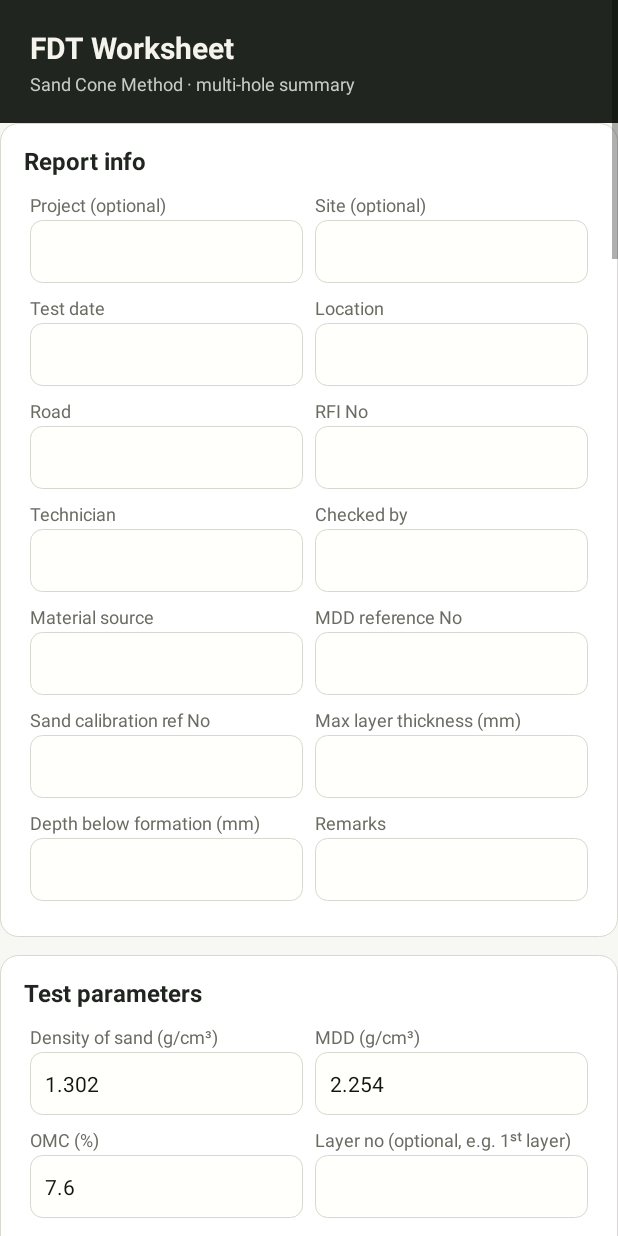
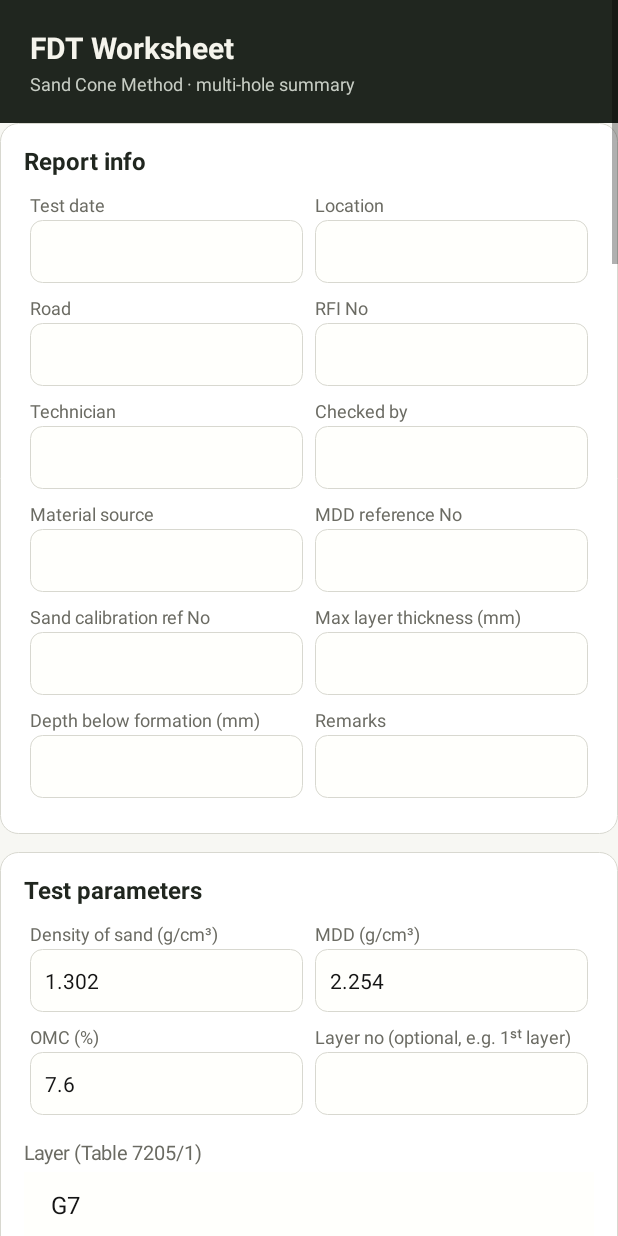
Before and after one commit to Onesmo3/FDTCalculator, an Android app: the WorksheetActivity screen opened directly, with no data from a screen before it, on a phone screen of 412 x 824 dp. Run offline under Robolectric (Android 15) with nearby library versions, the phone set to English and light mode, and no system bars.

Commit message:
Remove Project and Site from worksheet results
Worksheet, saved result list, detail view, edit screen and JSON no longer include Project/Site. PDF grouping uses Road and Location only.

```diff
--- a/app/src/main/kotlin/com/mbisecad/fdt/app/FdtPdf.kt
+++ b/app/src/main/kotlin/com/mbisecad/fdt/app/FdtPdf.kt
@@ -416,13 +416,13 @@ class FdtPdf(
         val colW = listOf(22.0, 58.0, 88.0, 40.0, 72.0, 36.0, 36.0, 46.0, 42.0, 38.0, 45.0)
 
         val groups = records.groupBy {
-            listOf(it.road, it.location, it.site).joinToString("__") { v -> v.trim().lowercase() }
+            listOf(it.road, it.location).joinToString("__") { v -> v.trim().lowercase() }
         }
         var pointCounter = 0
         for ((_, group) in groups) {
             if (y > 760) newPage()
             val road = group.first().road
-            val chain = group.first().site
+            val chain = group.first().location
             val label = buildString {
                 if (road.isNotBlank()) append("$road - ")
                 append(if (chain.isNotBlank()) "KM $chain" else "KM haijaainishwa")
@@ -445,7 +445,7 @@ class FdtPdf(
                 rows += listOf(
                     cell(pointCounter.toString()),
                     cell(dashed(r.testDate.ifBlank { r.createdAt.take(10) })),
-                    cell(dashed(r.location.ifBlank { r.site })),
+                    cell(dashed(r.location)),
                     cell("-"),
                     cell(dashed(r.layer)),
                     cell(dashed(fixed(r.mdd, 3))),
--- a/app/src/main/kotlin/com/mbisecad/fdt/app/RecordStore.kt
+++ b/app/src/main/kotlin/com/mbisecad/fdt/app/RecordStore.kt
@@ -119,8 +119,6 @@ private fun JSONObject.toHole(): FdtHoleData = FdtHoleData(
 private fun FdtRecord.toJson(): JSONObject = JSONObject().apply {
     put("id", id)
     put("createdAt", createdAt)
-    put("project", project)
-    put("site", site)
     put("testDate", testDate)
     put("mode", mode)
     put("layer", layer)
--- a/app/src/main/kotlin/com/mbisecad/fdt/app/RecordsActivity.kt
+++ b/app/src/main/kotlin/com/mbisecad/fdt/app/RecordsActivity.kt
@@ -100,7 +100,6 @@ class RecordsActivity : BaseActivity() {
                 addView(TextView(context).apply {
                     text = buildString {
                         appendLine("${record.createdAt}  •  ${record.mode}")
-                        appendLine("Project: ${record.project.ifBlank { "-" }} | Site: ${record.site.ifBlank { "-" }}".loc())
                         append("Layer: ${record.layer.ifBlank { "-" }}".loc())
                     }
                     textSize = FdtType.BODY
@@ -187,8 +186,6 @@ class RecordsActivity : BaseActivity() {
         val text = buildString {
             appendLine("Mode      : ${record.mode}".loc())
             appendLine("Date      : ${record.testDate.ifBlank { "-" }}".loc())
-            appendLine("Project   : ${record.project.ifBlank { "-" }}".loc())
-            appendLine("Site      : ${record.site.ifBlank { "-" }}".loc())
             appendLine("Layer     : ${record.layer.ifBlank { "-" }}".loc())
             appendLine("Sand rho  : ${record.sandDensity}".loc())
             appendLine("MDD       : ${record.mdd}".loc())
--- a/app/src/main/kotlin/com/mbisecad/fdt/app/WorksheetActivity.kt
+++ b/app/src/main/kotlin/com/mbisecad/fdt/app/WorksheetActivity.kt
@@ -34,8 +34,6 @@ class WorksheetActivity : BaseActivity() {
         val cylinder: EditText, val cylinderWeight: EditText, val containerNo: EditText,
     )
 
-    private lateinit var project: EditText
-    private lateinit var site: EditText
     private lateinit var testDate: EditText
     private lateinit var location: EditText
     private lateinit var road: EditText
@@ -81,7 +79,6 @@ class WorksheetActivity : BaseActivity() {
                 return r.fdtCompactField(firstLabel, "", false) to r.fdtCompactField(secondLabel, "", false)
             }
 
-            (grid2("Project (optional)", "Site (optional)")).let { project = it.first; site = it.second }
             (grid2("Test date", "Location")).let { testDate = it.first; location = it.second }
             (grid2("Road", "RFI No")).let { road = it.first; rfiNo = it.second }
             (grid2("Technician", "Checked by")).let { technician = it.first; checkedBy = it.second }
@@ -371,8 +368,6 @@ class WorksheetActivity : BaseActivity() {
         lastRecord = FdtRecord(
             id = UUID.randomUUID().toString(),
             createdAt = SimpleDateFormat("yyyy-MM-dd HH:mm:ss", Locale.US).format(Date()),
-            project = project.text.toString().trim(),
-            site = site.text.toString().trim(),
             testDate = testDate.text.toString().trim(),
             mode = "WORKSHEET",
             layer = layerLabel,
```
Also changed, not shown: app/src/main/kotlin/com/mbisecad/fdt/app/RecordEditActivity.kt (+2 -5 lines).
